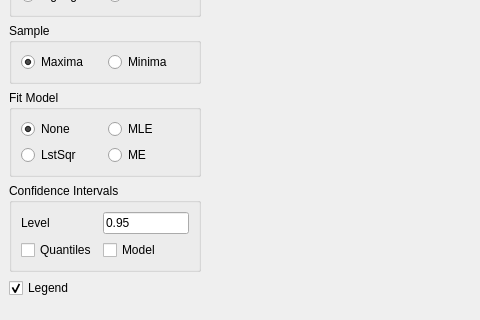
First picture: the form in Qt/ResultsVisualiser/results_visualiser.ui, repository haphaeu/yoshimi, before the edit; both pictures show x 0 to 480 and y 301 to 621 of the 800 by 621 pixel window.
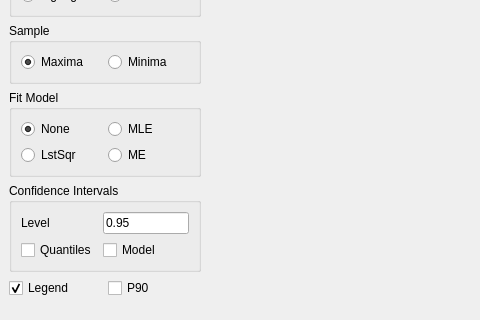
Second picture: the form after the edit. Custom widgets are drawn as their Qt base class.

Commit message: ResultsVisualiser: adicionado seta mostrando P90 no plot

Diff of the .ui file:
```diff
--- a/Qt/ResultsVisualiser/results_visualiser.ui
+++ b/Qt/ResultsVisualiser/results_visualiser.ui
@@ -296,11 +296,7 @@
             </layout>
            </widget>
           </item>
-         </layout>
-        </item>
-       </layout>
-      </item>
-      <item>
+          <item row="4" column="0">
        <widget class="QCheckBox" name="checkBoxLegend">
         <property name="text">
          <string>Legend</string>
@@ -310,6 +306,17 @@
         </property>
        </widget>
       </item>
+          <item row="4" column="1">
+           <widget class="QCheckBox" name="checkBoxP90">
+            <property name="text">
+             <string>P90</string>
+            </property>
+           </widget>
+          </item>
+         </layout>
+        </item>
+       </layout>
+      </item>
      </layout>
     </item>
     <item>
```
Left out of the diff: 2 changed lines with no effect on the pictures. Lines whose indentation alone changed are shown as unchanged. The commit also changes 3 other files.
